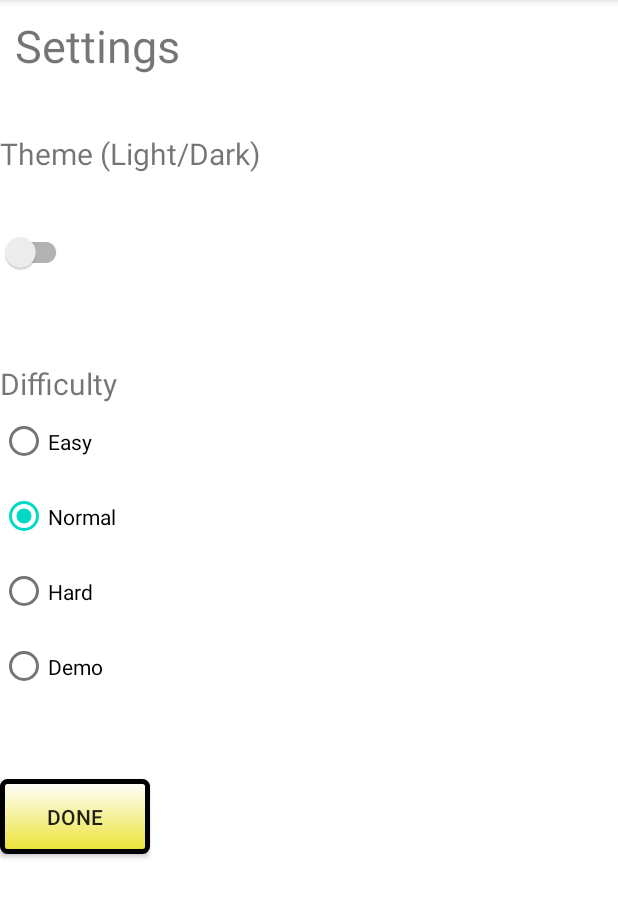
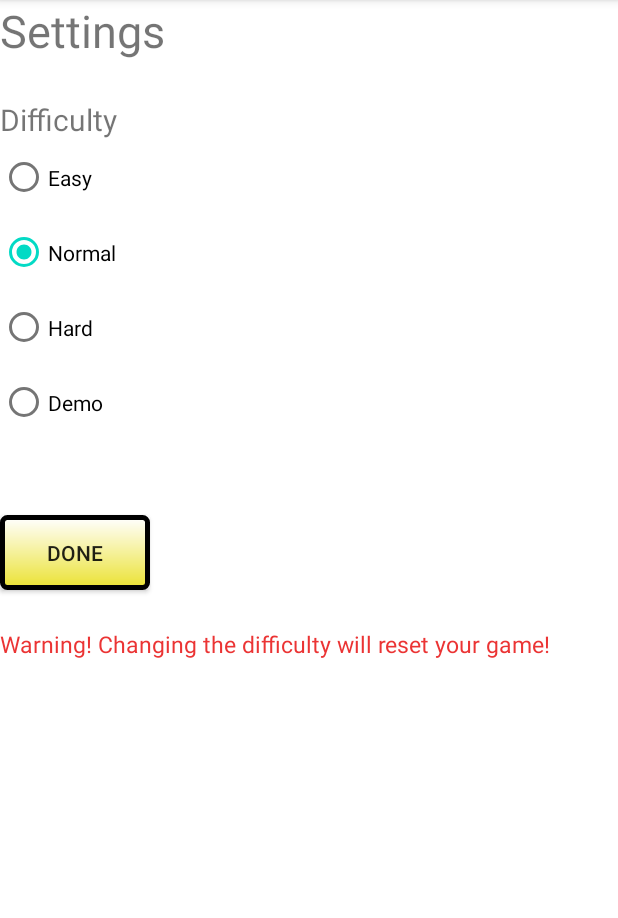
Before and after one commit to cgthomas2002/sudokuproject, an Android app: the screen it shows after launch (SettingsActivity), after a tap on "SETTINGS", on a phone screen of 412 x 824 dp, the part 84-1002 px from its top. Run offline under Robolectric (Android 15) with nearby library versions, the phone set to English and light mode, and no system bars.

Commit message:
Add files via upload

```diff
--- a/SudokuProject/app/src/main/java/com/example/sudokuproject/GenerateSudoku.java
+++ b/SudokuProject/app/src/main/java/com/example/sudokuproject/GenerateSudoku.java
@@ -11,8 +11,6 @@ public class GenerateSudoku {
     GenerateSudoku(int N, int K) {
         this.numCells = N;
         this.numUnknowns = K;
-
-        System.out.println(numUnknowns);
 
         sqrtNumCells = (int) Math.sqrt(N);
 
--- a/SudokuProject/app/src/main/java/com/example/sudokuproject/SettingsActivity.java
+++ b/SudokuProject/app/src/main/java/com/example/sudokuproject/SettingsActivity.java
@@ -14,15 +14,9 @@ import androidx.appcompat.widget.SwitchCompat;
 
 public class SettingsActivity extends AppCompatActivity {
     String difficultySelected;
-    boolean isDark;
 
-    SwitchCompat themeSwitch;
     RadioGroup radioGroup;
     Button doneButton;
-
-    void onSwitchClick(CompoundButton button, boolean isChecked) {
-        isDark = isChecked;
-    }
 
     void onRadioButtonClick(View button) {
         if (button.getId() == R.id.difficulty_easy) {
@@ -42,7 +36,6 @@ public class SettingsActivity extends AppCompatActivity {
     void onDoneButtonClick(View button) {
         Intent intent = new Intent();
         intent.putExtra("difficulty", difficultySelected);
-        intent.putExtra("isDark", isDark);
         setResult(RESULT_OK, intent);
         finish();
     }
@@ -54,13 +47,10 @@ public class SettingsActivity extends AppCompatActivity {
 
         Intent intent = getIntent();
         difficultySelected = intent.getStringExtra("difficulty");
-        isDark = intent.getBooleanExtra("isDark", false);
 
         radioGroup = findViewById(R.id.difficultyGroup);
-        themeSwitch = (SwitchCompat) findViewById(R.id.themeSwitch);
         doneButton = (Button) findViewById(R.id.finishSettings);
 
-        themeSwitch.setChecked(isDark);
         if (difficultySelected.equals("easy")) {
             RadioButton b = findViewById(R.id.difficulty_easy);
             b.setChecked(true);
@@ -78,7 +68,6 @@ public class SettingsActivity extends AppCompatActivity {
             b.setChecked(true);
         }
 
-        themeSwitch.setOnCheckedChangeListener(this::onSwitchClick);
         for (int i = 0; i < radioGroup.getChildCount(); ++i) {
             RadioButton button = (RadioButton) radioGroup.getChildAt(i);
             button.setOnClickListener(this::onRadioButtonClick);
--- a/SudokuProject/app/src/main/res/layout/activity_settings.xml
+++ b/SudokuProject/app/src/main/res/layout/activity_settings.xml
@@ -7,31 +7,15 @@
 
     <TextView
         android:textSize="30sp"
-        android:layout_margin="10dp"
         android:layout_width="wrap_content"
         android:layout_height="wrap_content"
-        android:gravity="center"
+        android:gravity="left"
         android:text="Settings"/>
 
     <TextView
         android:layout_width="wrap_content"
         android:layout_height="wrap_content"
-        android:layout_marginTop="28dp"
-        android:gravity="left"
-        android:text="Theme (Light/Dark)"
-        android:textSize="20sp"/>
-
-    <androidx.appcompat.widget.SwitchCompat
-        android:id="@+id/themeSwitch"
-        android:layout_width="wrap_content"
-        android:layout_height="wrap_content"
-        android:layout_marginTop="28dp"
-        android:layout_marginRight="4dp"/>
-
-    <TextView
-        android:layout_width="wrap_content"
-        android:layout_height="wrap_content"
-        android:layout_marginTop="50dp"
+        android:layout_marginTop="25dp"
         android:gravity="left"
         android:text="Difficulty"
         android:textSize="20sp"/>
@@ -71,4 +55,13 @@
         android:text="Done"
         android:id="@+id/finishSettings"/>
 
+    <TextView
+        android:layout_width="wrap_content"
+        android:layout_height="wrap_content"
+        android:layout_marginTop="25dp"
+        android:gravity="left"
+        android:text="Warning! Changing the difficulty will reset your game!"
+        android:textSize="15sp"
+        android:textColor="@color/warning"/>
+
 </LinearLayout>
--- a/SudokuProject/app/src/main/res/values/colors.xml
+++ b/SudokuProject/app/src/main/res/values/colors.xml
@@ -7,4 +7,5 @@
     <color name="teal_700">#FF018786</color>
     <color name="black">#FF000000</color>
     <color name="white">#FFFFFFFF</color>
+    <color name="warning">#eb3434</color>
 </resources>
```
Also changed, not shown: SudokuProject/app/src/main/java/com/example/sudokuproject/MainActivity.java (+18 -25 lines), SudokuProject/app/src/main/res/drawable/customborder.xml (added, +13 -0 lines), SudokuProject/app/src/main/res/layout/winner.xml (added, +32 -0 lines).
